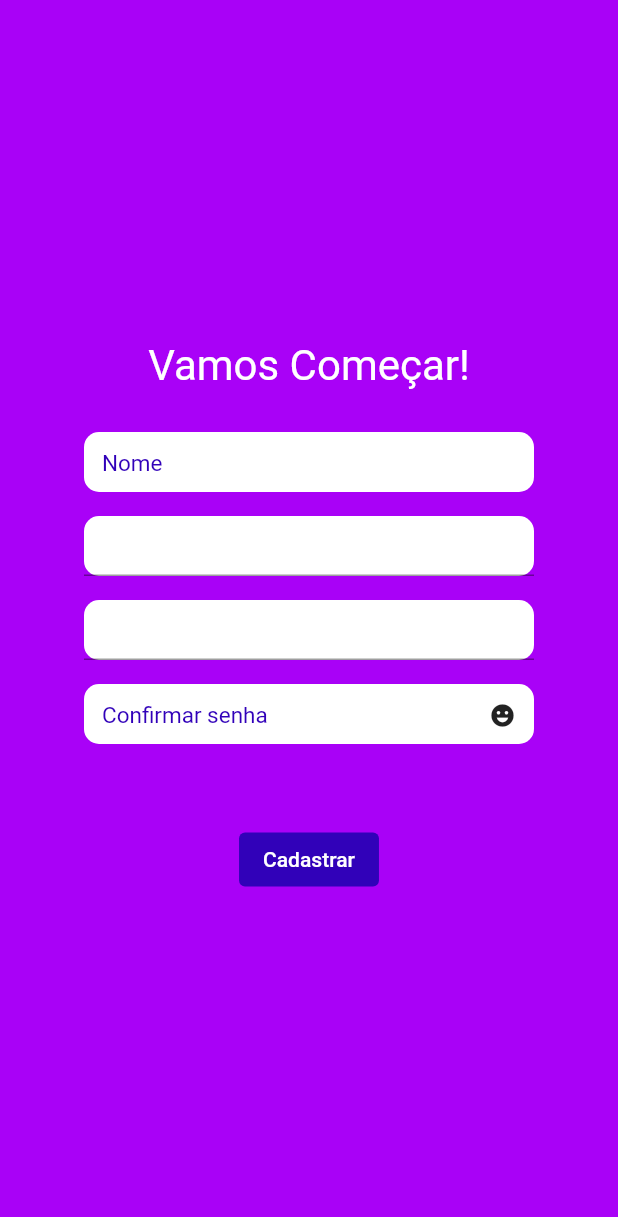
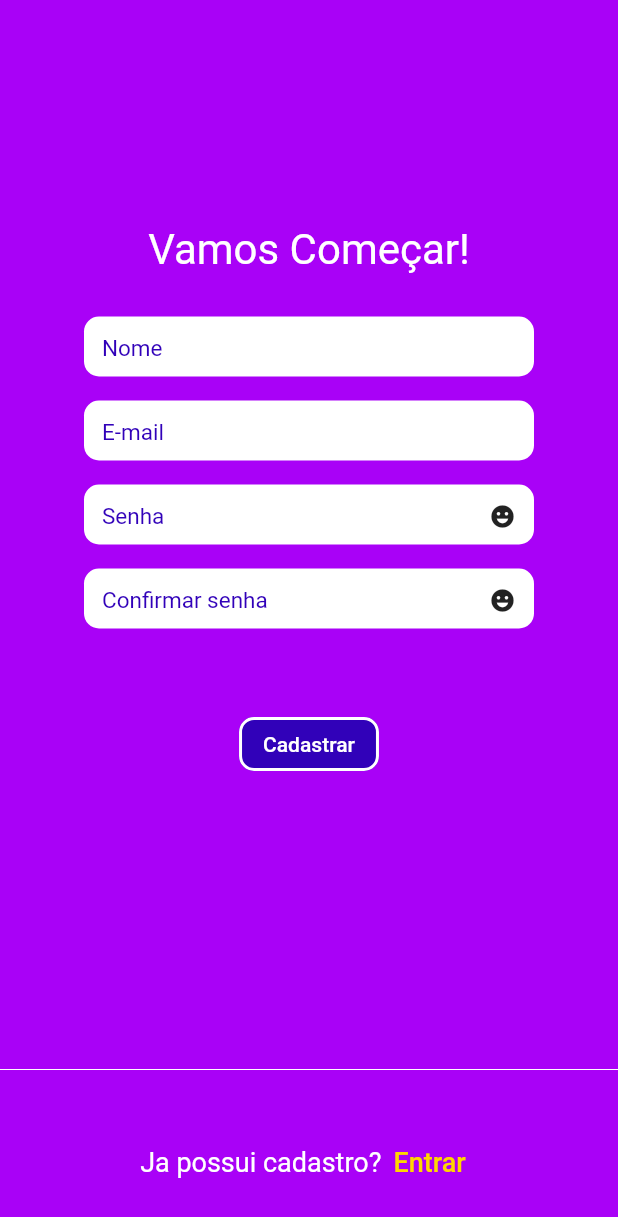
Before and after one commit to DesenvolvedorDOM23/todo_app, a Flutter app: the screen it shows after launch, on a phone screen of 412 x 824 dp. Shown: the top 1217 px of the screen. Run offline on Flutter 3.47's test engine with Material 2 defaults, Android fonts, the light colour scheme and no system bars; Roboto replaces fonts that are missing (Montserrat-SemiBold, Tahoma).

Commit message:
Finalizado layout de cadastro

```diff
--- a/todo_app/lib/view/pages/cadastro.dart
+++ b/todo_app/lib/view/pages/cadastro.dart
@@ -24,10 +24,16 @@ class _Cadastro extends State<Cadastro> {
   Widget build(BuildContext context) {
     return Scaffold(
         backgroundColor: Color.fromRGBO(169, 1, 247, 1),
-        body: Center(
+        body: SingleChildScrollView(
+          child: Column(
+            children: [
+              Center(
                 child: Column(
                   mainAxisAlignment: MainAxisAlignment.center,
                   children: [
+                    SizedBox(
+                      height: 150,
+                    ),
                     Padding(
                       padding: const EdgeInsets.only(
                         bottom: 20,
@@ -83,9 +89,17 @@ class _Cadastro extends State<Cadastro> {
                             ),
                             child: Form(
                               key: _emailkey,
-                        child: TextField(
-                          controller: _emailController,
-                          key: _emailkey,
+                              child: Padding(
+                                padding: const EdgeInsets.all(12),
+                                child: Text('E-mail',
+                                    style: TextStyle(
+                                      fontFamily: 'Tahoma',
+                                      fontSize: 15,
+                                      color: Color.fromRGBO(49, 1, 185, 1),
+                                    )
+                                    // controller: _emailController,
+                                    //  key: _emailkey,
+                                    ),
                               ),
                             ),
                           ),
@@ -101,10 +115,33 @@ class _Cadastro extends State<Cadastro> {
                             ),
                             child: Form(
                                 key: _senhakey,
-                        child: TextField(
-                          controller: _senhaController,
-                          key: _senhakey,
+                                child: Row(
+                                  mainAxisAlignment:
+                                      MainAxisAlignment.spaceBetween,
+                                  children: [
+                                    Padding(
+                                      padding: const EdgeInsets.all(12),
+                                      child: Text(
+                                        'Senha',
+                                        style: TextStyle(
+                                          fontFamily: 'Tahoma',
+                                          fontSize: 15,
+                                          color: Color.fromRGBO(49, 1, 185, 1),
                                         ),
+                                      ),
+                                    ),
+                                    Padding(
+                                      padding: const EdgeInsets.all(12),
+                                      child: Icon(
+                                        Icons.emoji_emotions,
+                                        size: 18,
+                                      ),
+                                    ),
+                                  ],
+                                )
+                                // TextField(
+                                //  controller: _senhaController,
+                                //  key: _senhakey,
                                 ),
                           ),
                         ),
@@ -120,7 +157,8 @@ class _Cadastro extends State<Cadastro> {
                             child: Form(
                               key: _confirmarsenhakey,
                               child: Row(
-                          mainAxisAlignment: MainAxisAlignment.spaceBetween,
+                                mainAxisAlignment:
+                                    MainAxisAlignment.spaceBetween,
                                 children: [
                                   Padding(
                                     padding: const EdgeInsets.all(12),
@@ -158,7 +196,14 @@ class _Cadastro extends State<Cadastro> {
                         style: ButtonStyle(
                           backgroundColor: MaterialStateProperty.all(
                             Color.fromRGBO(49, 1, 185, 1),
-                  )),
+                          ),
+                          shape: MaterialStateProperty.all(
+                            RoundedRectangleBorder(
+                              borderRadius: BorderRadius.circular(10),
+                              side: BorderSide(width: 2, color: Colors.white),
+                            ),
+                          ),
+                        ),
                         child: Text(
                           'Cadastrar',
                           style: TextStyle(
@@ -167,6 +212,49 @@ class _Cadastro extends State<Cadastro> {
                           ),
                         ),
                       ),
+                    ),
+                    SizedBox(
+                      height: 185,
+                    ),
+                    Align(
+                      alignment: Alignment.bottomCenter,
+                      child: Column(
+                        children: [
+                          Divider(
+                            color: Colors.white,
+                          ),
+                          SizedBox(
+                            height: 30,
+                          ),
+                          Row(
+                            mainAxisAlignment: MainAxisAlignment.center,
+                            children: [
+                              Text(
+                                'Ja possui cadastro?',
+                                style: TextStyle(
+                                  color: Colors.white,
+                                  fontFamily: 'Tahoma',
+                                  fontSize: 18,
+                                ),
+                              ),
+                              TextButton(
+                                onPressed: null,
+                                child: Text(
+                                  'Entrar',
+                                  style: TextStyle(
+                                    color: Color.fromRGBO(255, 214, 0, 1),
+                                    fontFamily: 'Tahoma',
+                                    fontSize: 18,
+                                  ),
+                                ),
+                              ),
+                            ],
+                          )
+                        ],
+                      ),
+                    ),
+                  ],
+                ),
               )
             ],
           ),
```
Lines whose indentation alone changed are shown as unchanged.
